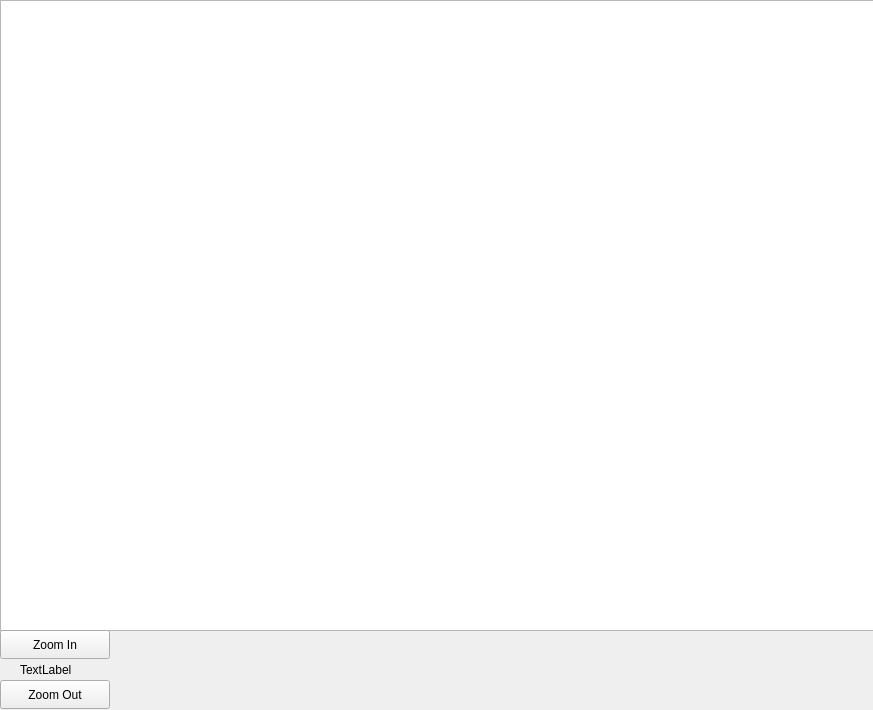
This is chartWidget.ui in ellamental/pyTrade as Qt 5 draws it before an edit. The edited form follows.
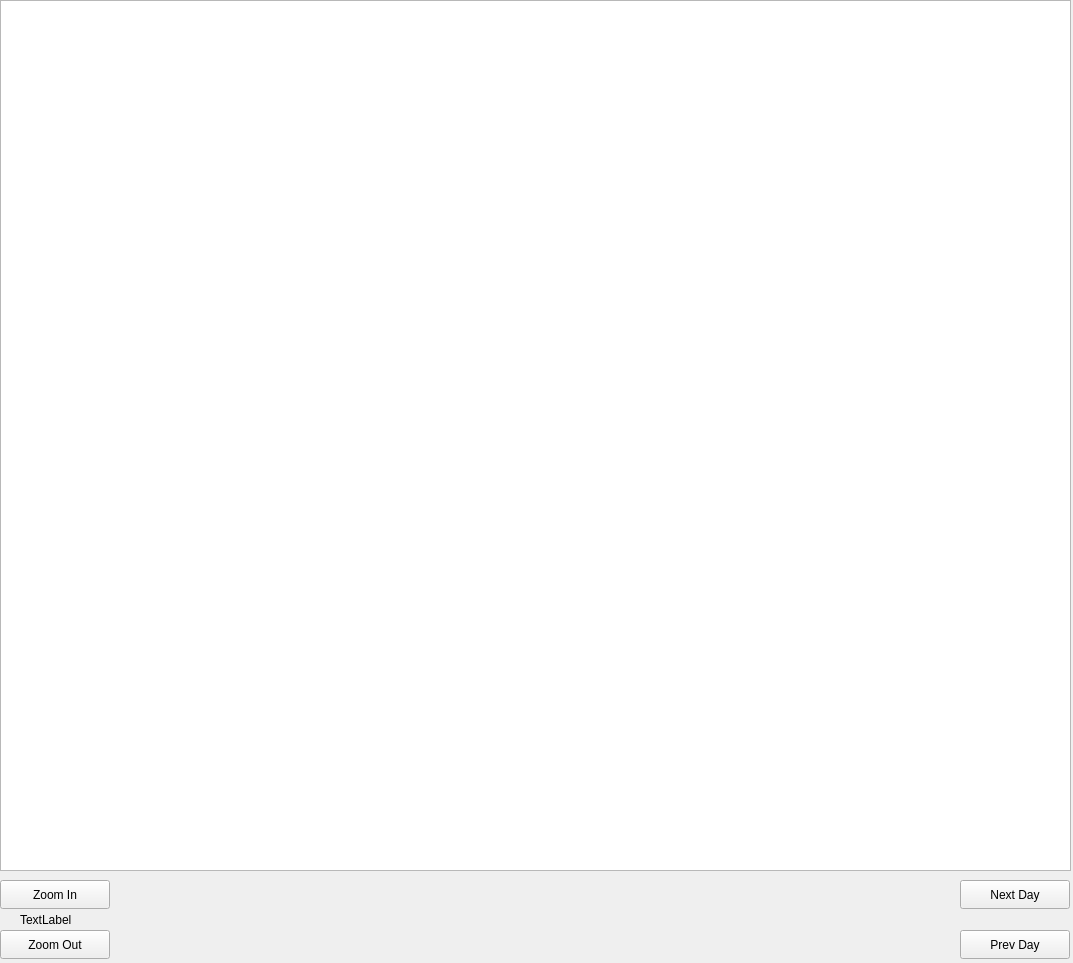
This is the edited form.

Commit message: Added Next and Prev day buttons

Patch:
```diff
--- a/chartWidget.ui
+++ b/chartWidget.ui
@@ -6,8 +6,8 @@
    <rect>
     <x>0</x>
     <y>0</y>
-    <width>873</width>
-    <height>710</height>
+    <width>1073</width>
+    <height>963</height>
    </rect>
   </property>
   <property name="windowTitle">
@@ -18,8 +18,8 @@
     <rect>
      <x>0</x>
      <y>0</y>
-     <width>881</width>
-     <height>631</height>
+     <width>1071</width>
+     <height>871</height>
     </rect>
    </property>
   </widget>
@@ -27,7 +27,7 @@
    <property name="geometry">
     <rect>
      <x>0</x>
-     <y>630</y>
+     <y>880</y>
      <width>110</width>
      <height>29</height>
     </rect>
@@ -40,7 +40,7 @@
    <property name="geometry">
     <rect>
      <x>0</x>
-     <y>680</y>
+     <y>930</y>
      <width>110</width>
      <height>29</height>
     </rect>
@@ -53,7 +53,7 @@
    <property name="geometry">
     <rect>
      <x>20</x>
-     <y>660</y>
+     <y>910</y>
      <width>71</width>
      <height>19</height>
     </rect>
@@ -62,6 +62,32 @@
     <string>TextLabel</string>
    </property>
   </widget>
+  <widget class="QPushButton" name="nextDay">
+   <property name="geometry">
+    <rect>
+     <x>960</x>
+     <y>880</y>
+     <width>110</width>
+     <height>29</height>
+    </rect>
+   </property>
+   <property name="text">
+    <string>Next Day</string>
+   </property>
+  </widget>
+  <widget class="QPushButton" name="prevDay">
+   <property name="geometry">
+    <rect>
+     <x>960</x>
+     <y>930</y>
+     <width>110</width>
+     <height>29</height>
+    </rect>
+   </property>
+   <property name="text">
+    <string>Prev Day</string>
+   </property>
+  </widget>
  </widget>
  <resources/>
  <connections/>
```
The commit also changes 2 other files.
